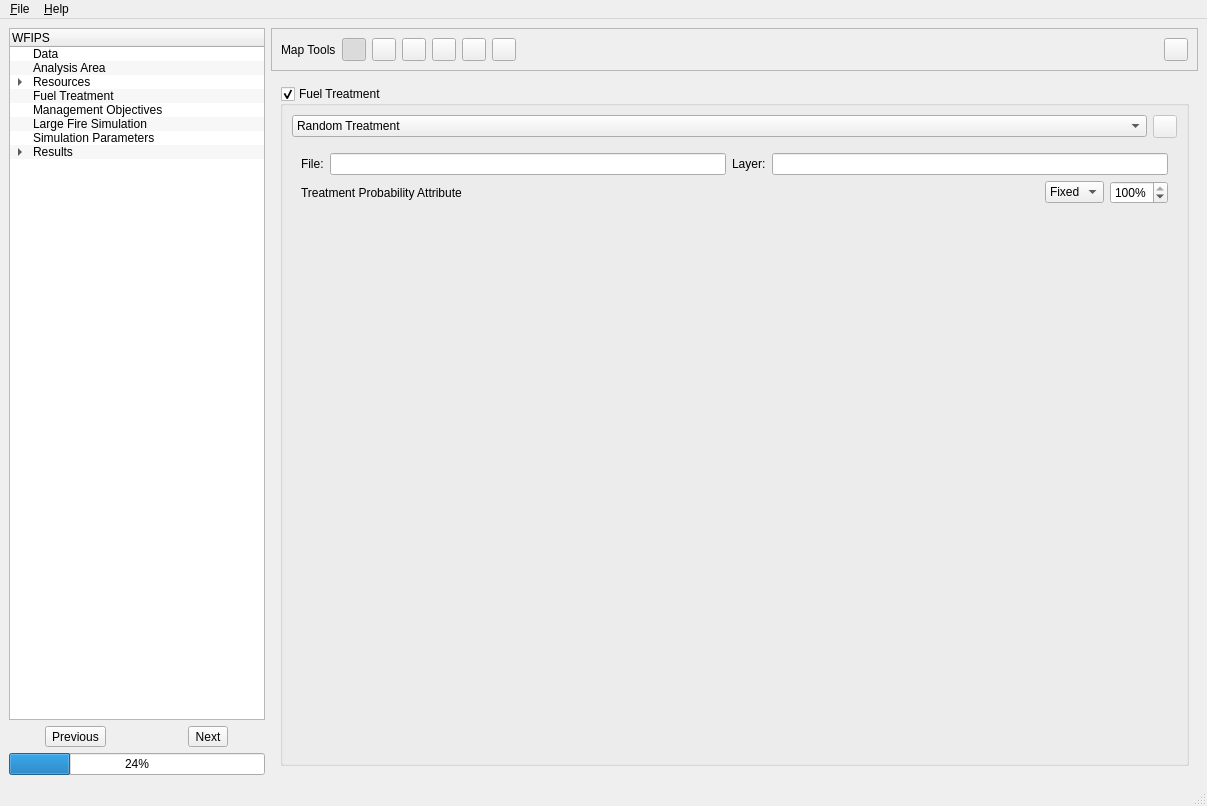
This is irs/src/gui/wfipsmainwindow.ui in firelab/wfips as Qt 5 draws it before an edit. The edited form follows.
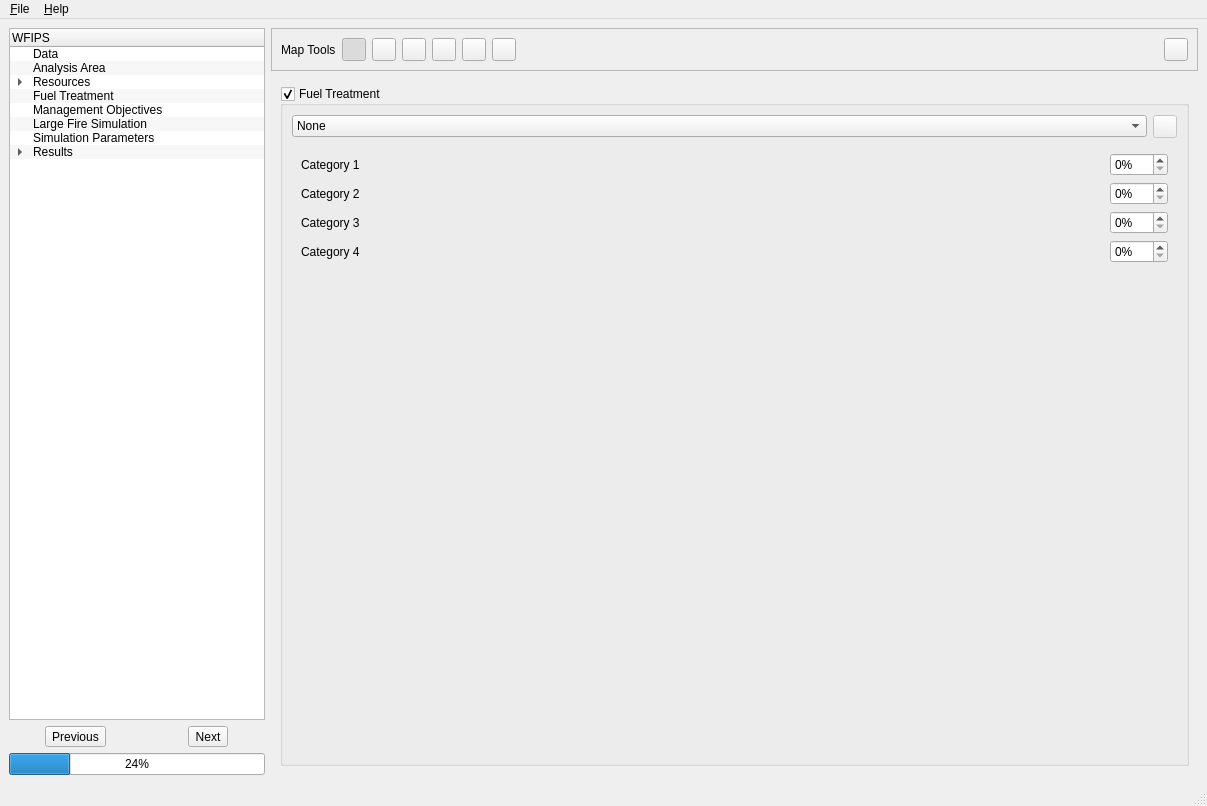
This is the edited form. The open tabs and pages were chosen to show the change.

Commit message: add wfp fuel treatment option

Patch:
```diff
--- a/irs/src/gui/wfipsmainwindow.ui
+++ b/irs/src/gui/wfipsmainwindow.ui
@@ -355,7 +355,7 @@
          <enum>QFrame::Plain</enum>
         </property>
         <property name="currentIndex">
-         <number>10</number>
+         <number>7</number>
         </property>
         <widget class="QWidget" name="dataPage">
          <layout class="QVBoxLayout" name="verticalLayout_13">
@@ -1158,6 +1158,11 @@
               <layout class="QHBoxLayout" name="horizontalLayout_8">
                <item>
                 <widget class="QComboBox" name="fuelComboBox">
+                 <item>
+                  <property name="text">
+                   <string>None</string>
+                  </property>
+                 </item>
                  <item>
                   <property name="text">
                    <string>Random Treatment</string>
@@ -1168,6 +1173,11 @@
                    <string>Spatial fuel treatment</string>
                   </property>
                  </item>
+                 <item>
+                  <property name="text">
+                   <string>Wildland Fire Potential Fuel Treatment Priority</string>
+                  </property>
+                 </item>
                 </widget>
                </item>
                <item>
@@ -1188,8 +1198,9 @@
              <item>
               <widget class="QStackedWidget" name="fuelStackWidget">
                <property name="currentIndex">
-                <number>1</number>
+                <number>0</number>
                </property>
+               <widget class="QWidget" name="page_4"/>
                <widget class="QWidget" name="page">
                 <layout class="QVBoxLayout" name="verticalLayout_14">
                  <item>
@@ -1334,6 +1345,183 @@
                  </item>
                 </layout>
                </widget>
+               <widget class="QWidget" name="page_5">
+                <layout class="QVBoxLayout" name="verticalLayout_24">
+                 <item>
+                  <layout class="QHBoxLayout" name="horizontalLayout_27">
+                   <item>
+                    <widget class="QLabel" name="label_6">
+                     <property name="toolTip">
+                      <string>Highest Priority</string>
+                     </property>
+                     <property name="text">
+                      <string>Category 1</string>
+                     </property>
+                    </widget>
+                   </item>
+                   <item>
+                    <spacer name="horizontalSpacer_20">
+                     <property name="orientation">
+                      <enum>Qt::Horizontal</enum>
+                     </property>
+                     <property name="sizeHint" stdset="0">
+                      <size>
+                       <width>40</width>
+                       <height>20</height>
+                      </size>
+                     </property>
+                    </spacer>
+                   </item>
+                   <item>
+                    <widget class="QSpinBox" name="wfpSpinBox1">
+                     <property name="toolTip">
+                      <string>Highest Priority</string>
+                     </property>
+                     <property name="accelerated">
+                      <bool>true</bool>
+                     </property>
+                     <property name="suffix">
+                      <string>%</string>
+                     </property>
+                     <property name="maximum">
+                      <number>100</number>
+                     </property>
+                    </widget>
+                   </item>
+                  </layout>
+                 </item>
+                 <item>
+                  <layout class="QHBoxLayout" name="horizontalLayout_28">
+                   <item>
+                    <widget class="QLabel" name="label_9">
+                     <property name="text">
+                      <string>Category 2</string>
+                     </property>
+                    </widget>
+                   </item>
+                   <item>
+                    <spacer name="horizontalSpacer_21">
+                     <property name="orientation">
+                      <enum>Qt::Horizontal</enum>
+                     </property>
+                     <property name="sizeHint" stdset="0">
+                      <size>
+                       <width>40</width>
+                       <height>20</height>
+                      </size>
+                     </property>
+                    </spacer>
+                   </item>
+                   <item>
+                    <widget class="QSpinBox" name="wfpSpinBox2">
+                     <property name="accelerated">
+                      <bool>true</bool>
+                     </property>
+                     <property name="suffix">
+                      <string>%</string>
+                     </property>
+                     <property name="maximum">
+                      <number>100</number>
+                     </property>
+                    </widget>
+                   </item>
+                  </layout>
+                 </item>
+                 <item>
+                  <layout class="QHBoxLayout" name="horizontalLayout_16">
+                   <item>
+                    <widget class="QLabel" name="label_4">
+                     <property name="text">
+                      <string>Category 3</string>
+                     </property>
+                    </widget>
+                   </item>
+                   <item>
+                    <spacer name="horizontalSpacer_23">
+                     <property name="orientation">
+                      <enum>Qt::Horizontal</enum>
+                     </property>
+                     <property name="sizeHint" stdset="0">
+                      <size>
+                       <width>40</width>
+                       <height>20</height>
+                      </size>
+                     </property>
+                    </spacer>
+                   </item>
+                   <item>
+                    <widget class="QSpinBox" name="wfpSpinBox3">
+                     <property name="accelerated">
+                      <bool>true</bool>
+                     </property>
+                     <property name="suffix">
+                      <string>%</string>
+                     </property>
+                     <property name="maximum">
+                      <number>100</number>
+                     </property>
+                    </widget>
+                   </item>
+                  </layout>
+                 </item>
+                 <item>
+                  <layout class="QHBoxLayout" name="horizontalLayout_29">
+                   <item>
+                    <widget class="QLabel" name="label_19">
+                     <property name="toolTip">
+                      <string>Lowest Priority.</string>
+                     </property>
+                     <property name="text">
+                      <string>Category 4</string>
+                     </property>
+                    </widget>
+                   </item>
+                   <item>
+                    <spacer name="horizontalSpacer_24">
+                     <property name="orientation">
+                      <enum>Qt::Horizontal</enum>
+                     </property>
+                     <property name="sizeHint" stdset="0">
+                      <size>
+                       <width>40</width>
+                       <height>20</height>
+                      </size>
+                     </property>
+                    </spacer>
+                   </item>
+                   <item>
+                    <widget class="QSpinBox" name="wfpSpinBox4">
+                     <property name="toolTip">
+                      <string>Lowest Priority.</string>
+                     </property>
+                     <property name="accelerated">
+                      <bool>true</bool>
+                     </property>
+                     <property name="suffix">
+                      <string>%</string>
+                     </property>
+                     <property name="maximum">
+                      <number>100</number>
+                     </property>
+                    </widget>
+                   </item>
+                  </layout>
+                 </item>
+                 <item>
+                  <spacer name="verticalSpacer_6">
+                   <property name="orientation">
+                    <enum>Qt::Vertical</enum>
+                   </property>
+                   <property name="sizeHint" stdset="0">
+                    <size>
+                     <width>20</width>
+                     <height>40</height>
+                    </size>
+                   </property>
+                  </spacer>
+                 </item>
+                </layout>
+               </widget>
               </widget>
              </item>
             </layout>
```
